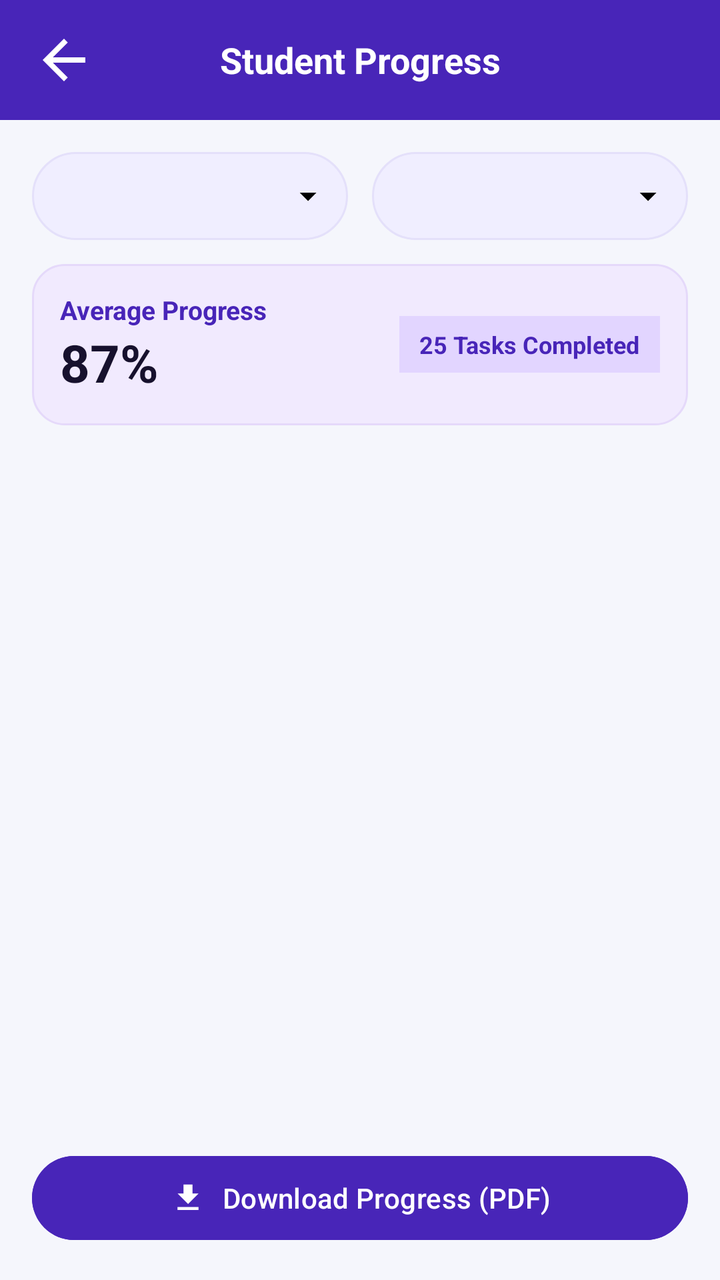
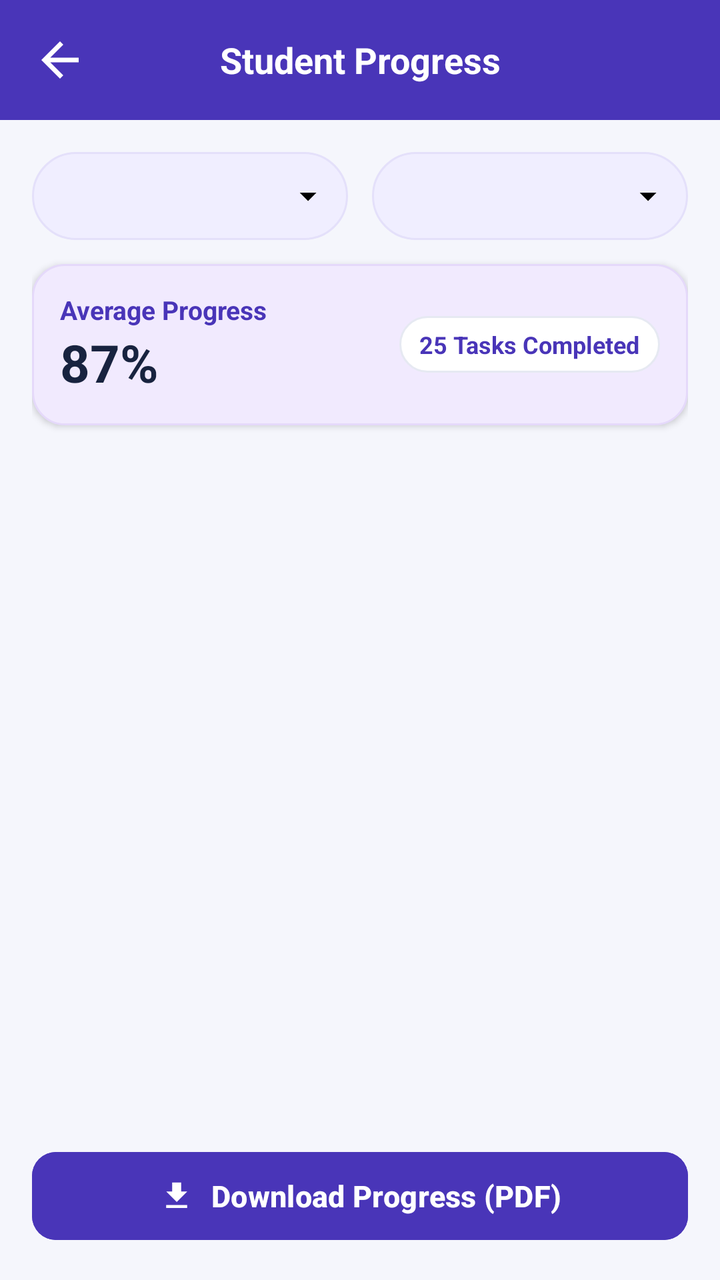

Compare the two renders of this Android layout. The source of the first and the diff that turns it into the second are given below.
<!-- AndroidManifest.xml: application theme Theme.TrackPoint -->
<!-- res/layout/activity_staff_progress_report.xml -->
<?xml version="1.0" encoding="utf-8"?>

<LinearLayout xmlns:android="http://schemas.android.com/apk/res/android"
    xmlns:app="http://schemas.android.com/apk/res-auto"
    android:id="@+id/main"
    android:layout_width="match_parent"
    android:layout_height="match_parent"
    android:orientation="vertical"
    android:background="#4825B8"
    android:fitsSystemWindows="true">

    
    <LinearLayout
        android:layout_width="match_parent"
        android:layout_height="60dp"
        android:orientation="horizontal"
        android:gravity="center_vertical"
        android:paddingStart="16dp"
        android:paddingEnd="16dp"
        android:background="#4825B8">

        <ImageView
            android:id="@+id/btnBack"
            android:layout_width="32dp"
            android:layout_height="32dp"
            android:src="@drawable/back_symbol"
            app:tint="@color/white"
            android:contentDescription="Back" />

        <TextView
            android:layout_width="0dp"
            android:layout_height="wrap_content"
            android:layout_weight="1"
            android:text="Student Progress"
            android:textColor="@color/white"
            android:textSize="18sp"
            android:textStyle="bold"
            android:gravity="center" />

        <View
            android:layout_width="32dp"
            android:layout_height="32dp" />

    </LinearLayout>

    
    <LinearLayout
        android:layout_width="match_parent"
        android:layout_height="0dp"
        android:layout_weight="1"
        android:orientation="vertical"
        android:padding="16dp"
        android:background="#F5F6FC">

        
        <LinearLayout
            android:layout_width="match_parent"
            android:layout_height="wrap_content"
            android:orientation="horizontal"
            android:layout_marginBottom="12dp">

            <Spinner
                android:id="@+id/spProgDepartment"
                android:layout_width="0dp"
                android:layout_height="44dp"
                android:layout_weight="1"
                android:layout_marginEnd="6dp"
                android:background="@drawable/spinner_box"
                android:paddingStart="10dp"
                android:paddingEnd="32dp" />

            <Spinner
                android:id="@+id/spProgYear"
                android:layout_width="0dp"
                android:layout_height="44dp"
                android:layout_weight="1"
                android:layout_marginStart="6dp"
                android:background="@drawable/spinner_box"
                android:paddingStart="10dp"
                android:paddingEnd="32dp" />

        </LinearLayout>

        
        <LinearLayout
            android:layout_width="match_parent"
            android:layout_height="wrap_content"
            android:orientation="horizontal"
            android:background="@drawable/card_purple"
            android:padding="14dp"
            android:layout_marginBottom="14dp"
            android:gravity="center_vertical">

            <LinearLayout
                android:layout_width="0dp"
                android:layout_height="wrap_content"
                android:layout_weight="1"
                android:orientation="vertical">

                <TextView
                    android:layout_width="wrap_content"
                    android:layout_height="wrap_content"
                    android:text="Average Progress"
                    android:textSize="13sp"
                    android:textStyle="bold"
                    android:textColor="#4825B8" />

                <TextView
                    android:id="@+id/txtAverageProgress"
                    android:layout_width="wrap_content"
                    android:layout_height="wrap_content"
                    android:text="87%"
                    android:textSize="26sp"
                    android:textStyle="bold"
                    android:textColor="#17112D" />
            </LinearLayout>

            <TextView
                android:id="@+id/txtTotalSubmissions"
                android:layout_width="wrap_content"
                android:layout_height="wrap_content"
                android:text="25 Tasks Completed"
                android:textSize="12sp"
                android:textStyle="bold"
                android:textColor="#4825B8"
                android:background="#E2D5FF"
                android:paddingHorizontal="10dp"
                android:paddingVertical="6dp" />

        </LinearLayout>

        
        <ScrollView
            android:layout_width="match_parent"
            android:layout_height="0dp"
            android:layout_weight="1"
            android:fillViewport="true">

            <LinearLayout
                android:id="@+id/progressListContainer"
                android:layout_width="match_parent"
                android:layout_height="wrap_content"
                android:orientation="vertical" />

        </ScrollView>

        
        <Button
            android:id="@+id/btnDownloadProgressPdf"
            android:layout_width="match_parent"
            android:layout_height="50dp"
            android:layout_marginTop="10dp"
            android:text="Download Progress (PDF)"
            android:textColor="@color/white"
            android:backgroundTint="#4825B8"
            app:icon="@drawable/ic_download"
            app:iconGravity="textStart"
            app:iconTint="@color/white" />

    </LinearLayout>

</LinearLayout>
<!-- resources referenced by this layout -->
<resources>
  <color name="white">#FFFFFFFF</color>
  <!-- drawable back_symbol (drawable) -->
  <vector xmlns:android="http://schemas.android.com/apk/res/android" android:autoMirrored="true" android:height="24dp" android:tint="#000000" android:viewportHeight="24" android:viewportWidth="24" android:width="24dp">
        
      <path android:fillColor="@android:color/white" android:pathData="M20,11H7.83l5.59,-5.59L12,4l-8,8 8,8 1.41,-1.41L7.83,13H20v-2z"/>
      
  </vector>
  <!-- drawable card_purple (drawable) -->
  <shape xmlns:android="http://schemas.android.com/apk/res/android">
      <solid android:color="#F1EAFE"/>
      <stroke android:width="1dp" android:color="#E5D9FA"/>
      <corners android:radius="16dp"/>
  </shape>
  <!-- drawable ic_download (drawable) -->
  <vector xmlns:android="http://schemas.android.com/apk/res/android" android:height="24dp" android:tint="#000000" android:viewportHeight="24" android:viewportWidth="24" android:width="24dp">
        
      <path android:fillColor="@android:color/white" android:pathData="M19,9h-4V3H9v6H5l7,7 7,-7zM5,18v2h14v-2H5z"/>
      
  </vector>
  <!-- drawable spinner_box (drawable) -->
  <?xml version="1.0" encoding="utf-8"?>
  
  <layer-list xmlns:android="http://schemas.android.com/apk/res/android">
      <item android:drawable="@drawable/filter_box" />
      <item
          android:width="20dp"
          android:height="20dp"
          android:gravity="end|center_vertical"
          android:right="10dp"
          android:drawable="@drawable/ic_arrow_drop_down" />
  </layer-list>
  <style name="Theme.TrackPoint" parent="Base.Theme.TrackPoint" />
  <!-- drawable filter_box (drawable) -->
  <shape xmlns:android="http://schemas.android.com/apk/res/android">
      <solid android:color="#F0EEFF"/>
      <stroke android:width="1dp" android:color="#E4E0FA"/>
      <corners android:radius="25dp"/>
  </shape>
  <!-- drawable ic_arrow_drop_down (drawable) -->
  <vector xmlns:android="http://schemas.android.com/apk/res/android" android:height="24dp" android:tint="#000000" android:viewportHeight="24" android:viewportWidth="24" android:width="24dp">
        
      <path android:fillColor="@android:color/white" android:pathData="M7,10l5,5 5,-5z"/>
      
  </vector>
  <style name="Base.Theme.TrackPoint" parent="Theme.Material3.DayNight.NoActionBar">
          
          
      </style>
</resources>

<!-- the commit's change to res/layout/activity_staff_progress_report.xml (unified diff, before → after) -->
@@ -6,7 +6,7 @@
     android:layout_width="match_parent"
     android:layout_height="match_parent"
     android:orientation="vertical"
-    android:background="#4825B8"
+    android:background="#4935B8"
     android:fitsSystemWindows="true">
 
     
@@ -17,12 +17,12 @@
         android:gravity="center_vertical"
         android:paddingStart="16dp"
         android:paddingEnd="16dp"
-        android:background="#4825B8">
+        android:background="#4935B8">
 
         <ImageView
             android:id="@+id/btnBack"
-            android:layout_width="32dp"
-            android:layout_height="32dp"
+            android:layout_width="28dp"
+            android:layout_height="28dp"
             android:src="@drawable/back_symbol"
             app:tint="@color/white"
             android:contentDescription="Back" />
@@ -38,8 +38,8 @@
             android:gravity="center" />
 
         <View
-            android:layout_width="32dp"
-            android:layout_height="32dp" />
+            android:layout_width="28dp"
+            android:layout_height="28dp" />
 
     </LinearLayout>
 
@@ -87,6 +87,7 @@
             android:layout_height="wrap_content"
             android:orientation="horizontal"
             android:background="@drawable/card_purple"
+            android:elevation="2dp"
             android:padding="14dp"
             android:layout_marginBottom="14dp"
             android:gravity="center_vertical">
@@ -103,7 +104,7 @@
                     android:text="Average Progress"
                     android:textSize="13sp"
                     android:textStyle="bold"
-                    android:textColor="#4825B8" />
+                    android:textColor="#4935B8" />
 
                 <TextView
                     android:id="@+id/txtAverageProgress"
@@ -112,7 +113,7 @@
                     android:text="87%"
                     android:textSize="26sp"
                     android:textStyle="bold"
-                    android:textColor="#17112D" />
+                    android:textColor="#18233F" />
             </LinearLayout>
 
             <TextView
@@ -122,8 +123,8 @@
                 android:text="25 Tasks Completed"
                 android:textSize="12sp"
                 android:textStyle="bold"
-                android:textColor="#4825B8"
-                android:background="#E2D5FF"
+                android:textColor="#4935B8"
+                android:background="@drawable/action_card"
                 android:paddingHorizontal="10dp"
                 android:paddingVertical="6dp" />
 
@@ -148,11 +149,15 @@
         <Button
             android:id="@+id/btnDownloadProgressPdf"
             android:layout_width="match_parent"
-            android:layout_height="50dp"
+            android:layout_height="52dp"
             android:layout_marginTop="10dp"
             android:text="Download Progress (PDF)"
             android:textColor="@color/white"
-            android:backgroundTint="#4825B8"
+            android:textSize="15sp"
+            android:textStyle="bold"
+            android:textAllCaps="false"
+            android:backgroundTint="#4935B8"
+            app:cornerRadius="12dp"
             app:icon="@drawable/ic_download"
             app:iconGravity="textStart"
             app:iconTint="@color/white" />
<!-- resource entries referenced after the edit -->
@@ -1,6 +1,12 @@
 <!-- resources referenced by this layout -->
 <resources>
   <color name="white">#FFFFFFFF</color>
+  <!-- drawable action_card (drawable) -->
+  <shape xmlns:android="http://schemas.android.com/apk/res/android">
+      <solid android:color="#FFFFFF"/>
+      <stroke android:width="1dp" android:color="#E6E9F2"/>
+      <corners android:radius="16dp"/>
+  </shape>
   <!-- drawable back_symbol (drawable) -->
   <vector xmlns:android="http://schemas.android.com/apk/res/android" android:autoMirrored="true" android:height="24dp" android:tint="#000000" android:viewportHeight="24" android:viewportWidth="24" android:width="24dp">
         
